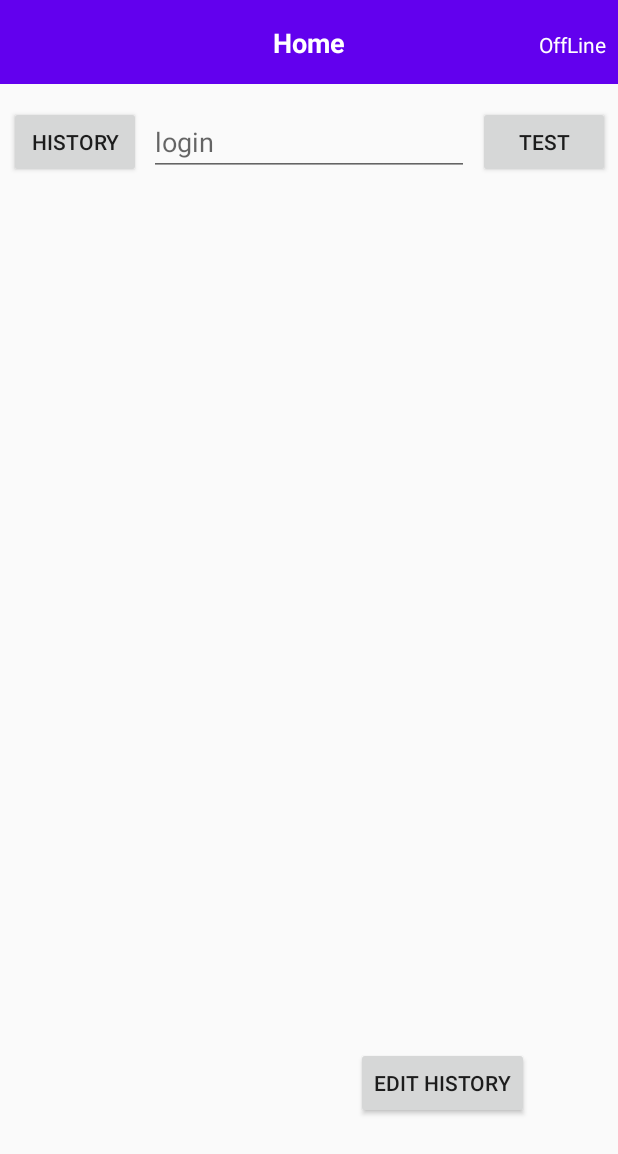
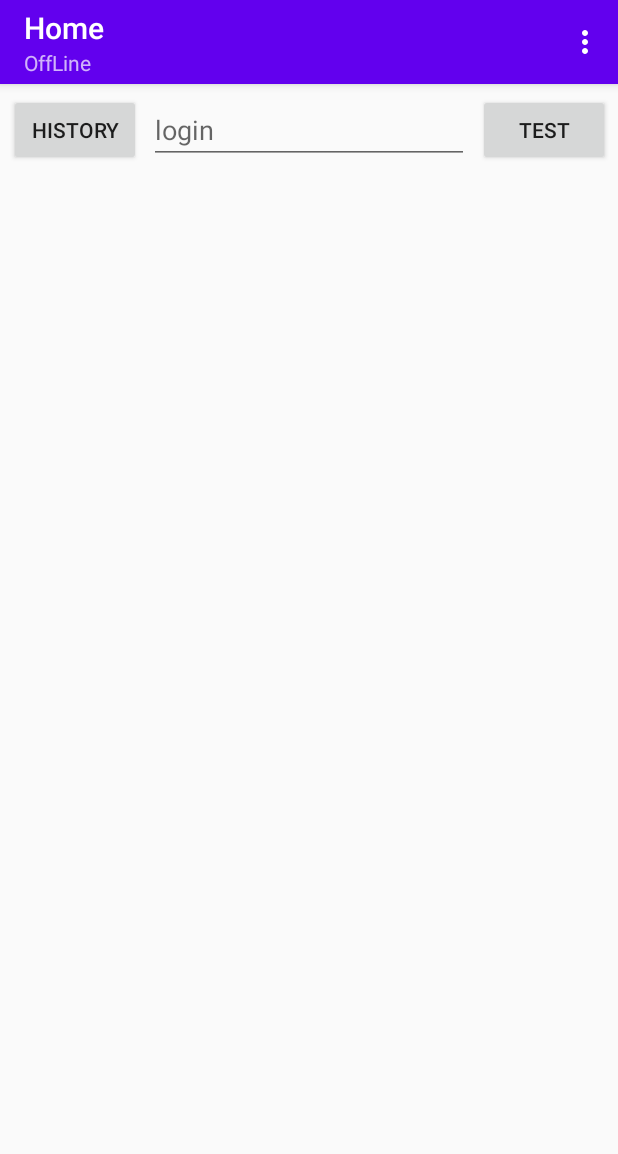
Before and after one commit to yono-ms/Native40, an Android app: the screen it shows after launch (MainActivity), after a tap on "CANCEL", on a phone screen of 412 x 824 dp. Shown: the top 1154 px of the screen. Run offline under Robolectric (Android 15) with nearby library versions, the phone set to English and light mode, and no system bars; our stand-ins replace Room's generated code, data binding; libraries missing offline, so code that uses them is left out: org.slf4j; 14 statements that could not run were skipped.

Commit message:
change header fragment to toolbar. (#15)

```diff
--- a/app/src/main/java/com/example/native40/BaseFragment.kt
+++ b/app/src/main/java/com/example/native40/BaseFragment.kt
@@ -51,6 +51,15 @@ open class BaseFragment : Fragment() {
         }
     }
 
+    override fun onResume() {
+        super.onResume()
+        mainViewModel.headerText.value = when (this) {
+            is HomeFragment -> getString(R.string.fragment_title_home)
+            is HistoryFragment -> getString(R.string.fragment_title_history)
+            else -> getString(R.string.app_name)
+        }
+    }
+
     override fun onActivityResult(requestCode: Int, resultCode: Int, data: Intent?) {
         logger.info("onActivityResult requestCode=$requestCode resultCode=$resultCode")
         super.onActivityResult(requestCode, resultCode, data)
--- a/app/src/main/java/com/example/native40/HeaderFragment.kt
+++ /dev/null
@@ -1,48 +0,0 @@
-/*
- * Copyright (c) 2020. yono-ms
- */
-
-package com.example.native40
-
-import android.os.Bundle
-import android.view.LayoutInflater
-import android.view.View
-import android.view.ViewGroup
-import androidx.databinding.DataBindingUtil
-import androidx.fragment.app.Fragment
-import androidx.fragment.app.activityViewModels
-import androidx.lifecycle.ViewModelProvider
-import com.example.native40.databinding.HeaderFragmentBinding
-import org.slf4j.Logger
-import org.slf4j.LoggerFactory
-
-class HeaderFragment : Fragment() {
-
-    val logger: Logger by lazy {
-        LoggerFactory.getLogger(javaClass.simpleName)
-    }
-
-    private val mainViewModel by activityViewModels<MainViewModel>()
-
-    private val viewModel by lazy {
-        ViewModelProvider(this)[HeaderViewModel::class.java]
-    }
-
-    override fun onCreateView(
-        inflater: LayoutInflater, container: ViewGroup?,
-        savedInstanceState: Bundle?
-    ): View? {
-        logger.info("onCreateView")
-        val binding = DataBindingUtil.inflate<HeaderFragmentBinding>(
-            inflater,
-            R.layout.header_fragment,
-            container,
-            false
-        ).also {
-            it.mainViewModel = mainViewModel
-            it.viewModel = viewModel
-            it.lifecycleOwner = viewLifecycleOwner
-        }
-        return binding.root
-    }
-}
--- a/app/src/main/java/com/example/native40/HeaderViewModel.kt
+++ /dev/null
@@ -1,9 +0,0 @@
-/*
- * Copyright (c) 2020. yono-ms
- */
-
-package com.example.native40
-
-import androidx.lifecycle.ViewModel
-
-class HeaderViewModel : ViewModel()
--- a/app/src/main/java/com/example/native40/HomeFragment.kt
+++ b/app/src/main/java/com/example/native40/HomeFragment.kt
@@ -6,9 +6,7 @@ package com.example.native40
 
 import android.content.Intent
 import android.os.Bundle
-import android.view.LayoutInflater
-import android.view.View
-import android.view.ViewGroup
+import android.view.*
 import androidx.databinding.DataBindingUtil
 import androidx.lifecycle.Observer
 import androidx.lifecycle.ViewModelProvider
@@ -48,9 +46,6 @@ class HomeFragment : BaseFragment() {
             it.button.setOnClickListener {
                 viewModel.onClick(mainViewModel)
             }
-            it.buttonEditHistory.setOnClickListener {
-                viewModel.destination.value = Destination.PUSH_HISTORY
-            }
             it.recyclerView.layoutManager = LinearLayoutManager(context)
             it.recyclerView.adapter = RepositoryAdapter().also { adapter ->
                 viewModel.items.observe(viewLifecycleOwner, Observer { items ->
@@ -59,8 +54,24 @@ class HomeFragment : BaseFragment() {
                 })
             }
             initBaseFragment(viewModel)
+            setHasOptionsMenu(true)
         }
         return binding.root
+    }
+
+    override fun onCreateOptionsMenu(menu: Menu, inflater: MenuInflater) {
+        super.onCreateOptionsMenu(menu, inflater)
+        inflater.inflate(R.menu.home_menu, menu)
+    }
+
+    override fun onOptionsItemSelected(item: MenuItem): Boolean {
+        return when (item.itemId) {
+            R.id.actionSettings -> {
+                viewModel.destination.value = Destination.PUSH_HISTORY
+                true
+            }
+            else -> super.onOptionsItemSelected(item)
+        }
     }
 
     override fun onActivityResult(requestCode: Int, resultCode: Int, data: Intent?) {
--- a/app/src/main/java/com/example/native40/MainActivity.kt
+++ b/app/src/main/java/com/example/native40/MainActivity.kt
@@ -10,6 +10,7 @@ import android.net.Network
 import android.net.NetworkCapabilities
 import android.net.NetworkRequest
 import android.os.Bundle
+import android.view.MenuItem
 import androidx.appcompat.app.AppCompatActivity
 import androidx.databinding.DataBindingUtil
 import androidx.lifecycle.ViewModelProvider
@@ -38,11 +39,11 @@ class MainActivity : AppCompatActivity() {
             DataBindingUtil.setContentView(this, R.layout.activity_main)
         binding.viewModel = viewModel
         binding.lifecycleOwner = this
+        setSupportActionBar(binding.toolBar)
         if (savedInstanceState == null) {
-            logger.info("savedInstanceState=$savedInstanceState")
+            logger.info("initial start.")
             supportFragmentManager.beginTransaction()
                 .replace(R.id.frameLayoutContent, StartFragment.newInstance()).commit()
-            viewModel.headerText.value = getString(R.string.fragment_title_home)
         }
         supportFragmentManager.addOnBackStackChangedListener {
             supportFragmentManager.backStackEntryCount.also {
@@ -50,12 +51,17 @@ class MainActivity : AppCompatActivity() {
                 for (index in 0 until it) {
                     logger.info("$index ${supportFragmentManager.getBackStackEntryAt(index).name}")
                 }
-                viewModel.headerText.value =
-                    if (it == 0) getString(R.string.fragment_title_home) else supportFragmentManager.getBackStackEntryAt(
-                        it - 1
-                    ).name
+                supportActionBar?.setDisplayHomeAsUpEnabled(it != 0)
             }
         }
+    }
+
+    override fun onOptionsItemSelected(item: MenuItem): Boolean {
+        if (item.itemId == android.R.id.home) {
+            super.onBackPressed()
+            return true
+        }
+        return super.onOptionsItemSelected(item)
     }
 
     override fun onStart() {
--- a/app/src/main/res/layout/activity_main.xml
+++ b/app/src/main/res/layout/activity_main.xml
@@ -21,24 +21,29 @@
         android:animateLayoutChanges="true"
         tools:context=".MainActivity">
 
-        <androidx.fragment.app.FragmentContainerView
-            android:id="@+id/headerFragment"
-            android:name="com.example.native40.HeaderFragment"
-            android:layout_width="0dp"
+        <androidx.appcompat.widget.Toolbar
+            android:id="@+id/toolBar"
+            android:layout_width="match_parent"
             android:layout_height="?attr/actionBarSize"
+            android:background="?attr/colorPrimary"
+            android:elevation="4dp"
+            android:theme="@style/ThemeOverlay.AppCompat.Dark.ActionBar"
             app:layout_constraintEnd_toEndOf="parent"
             app:layout_constraintStart_toStartOf="parent"
-            app:layout_constraintTop_toTopOf="parent" />
+            app:layout_constraintTop_toTopOf="parent"
+            app:popupTheme="@style/ThemeOverlay.AppCompat.Light"
+            app:subtitle="@{viewModel.connected ? @string/text_empty : @string/text_offline}"
+            app:subtitleTextAppearance="@style/TextAppearance.AppCompat.Small"
+            app:title="@{viewModel.headerText}" />
 
         <FrameLayout
             android:id="@+id/frameLayoutContent"
             android:layout_width="0dp"
             android:layout_height="0dp"
-            android:layout_marginTop="8dp"
             app:layout_constraintBottom_toBottomOf="parent"
             app:layout_constraintEnd_toEndOf="parent"
             app:layout_constraintStart_toStartOf="parent"
-            app:layout_constraintTop_toBottomOf="@+id/headerFragment">
+            app:layout_constraintTop_toBottomOf="@+id/toolBar">
 
         </FrameLayout>
 
--- a/app/src/main/res/layout/header_fragment.xml
+++ /dev/null
@@ -1,54 +0,0 @@
-<?xml version="1.0" encoding="utf-8"?><!--
-  ~ Copyright (c) 2020. yono-ms
-  -->
-<layout xmlns:android="http://schemas.android.com/apk/res/android"
-    xmlns:app="http://schemas.android.com/apk/res-auto"
-    xmlns:tools="http://schemas.android.com/tools">
-
-    <data>
-
-        <variable
-            name="mainViewModel"
-            type="com.example.native40.MainViewModel" />
-
-        <variable
-            name="viewModel"
-            type="com.example.native40.HeaderViewModel" />
-    </data>
-
-    <androidx.constraintlayout.widget.ConstraintLayout
-        android:id="@+id/constraintLayout"
-        android:layout_width="match_parent"
-        android:layout_height="match_parent"
-        android:background="@color/colorPrimary"
-        tools:context=".HeaderFragment">
-
-        <TextView
-            android:id="@+id/textViewTitle"
-            android:layout_width="wrap_content"
-            android:layout_height="wrap_content"
-            android:layout_marginStart="16dp"
-            android:layout_marginEnd="16dp"
-            android:text="@{mainViewModel.headerText}"
-            android:textColor="@android:color/primary_text_dark"
-            android:textSize="18sp"
-            android:textStyle="bold"
-            app:layout_constraintBottom_toBottomOf="parent"
-            app:layout_constraintEnd_toEndOf="parent"
-            app:layout_constraintStart_toStartOf="parent"
-            app:layout_constraintTop_toTopOf="parent"
-            tools:text="@string/app_name" />
-
-        <TextView
-            android:id="@+id/textViewConnect"
-            android:layout_width="wrap_content"
-            android:layout_height="wrap_content"
-            android:layout_marginEnd="8dp"
-            android:text="@{mainViewModel.connected ? @string/text_online : @string/text_offline}"
-            android:textColor="@android:color/primary_text_dark"
-            app:layout_constraintBaseline_toBaselineOf="@+id/textViewTitle"
-            app:layout_constraintEnd_toEndOf="parent"
-            tools:text="@string/text_online" />
-
-    </androidx.constraintlayout.widget.ConstraintLayout>
-</layout>
--- a/app/src/main/res/layout/home_fragment.xml
+++ b/app/src/main/res/layout/home_fragment.xml
@@ -65,16 +65,5 @@
             app:layout_constraintStart_toStartOf="parent"
             app:layout_constraintTop_toBottomOf="@+id/editTextLogin" />
 
-        <Button
-            android:id="@+id/buttonEditHistory"
-            android:layout_width="wrap_content"
-            android:layout_height="wrap_content"
-            android:text="@string/button_edit_history"
-            app:layout_constraintBottom_toBottomOf="parent"
-            app:layout_constraintEnd_toEndOf="parent"
-            app:layout_constraintHorizontal_bias="0.8"
-            app:layout_constraintStart_toStartOf="parent"
-            app:layout_constraintTop_toTopOf="parent"
-            app:layout_constraintVertical_bias="0.89" />
     </androidx.constraintlayout.widget.ConstraintLayout>
 </layout>
--- /dev/null
+++ b/app/src/main/res/menu/home_menu.xml
@@ -0,0 +1,12 @@
+<?xml version="1.0" encoding="utf-8"?><!--
+  ~ Copyright (c) 2020. yono-ms
+  -->
+
+<menu xmlns:android="http://schemas.android.com/apk/res/android"
+    xmlns:app="http://schemas.android.com/apk/res-auto">
+
+    <item
+        android:id="@+id/actionSettings"
+        android:title="@string/action_history"
+        app:showAsAction="never" />
+</menu>
--- a/app/src/main/res/values/strings.xml
+++ b/app/src/main/res/values/strings.xml
@@ -9,6 +9,7 @@
     <string name="button_test">TEST</string>
     <string name="text_online">OnLine</string>
     <string name="text_offline">OffLine</string>
+    <string name="text_empty" />
 
     <string name="fragment_title_home">Home</string>
     <string name="fragment_title_history">History</string>
@@ -33,4 +34,5 @@
     <string name="radio_date">sort by date</string>
 
     <string name="date_format">%1$tY/%1$tm/%1$td/ %1$tH:%1$tm</string>
+    <string name="action_history">Edit History</string>
 </resources>
```
